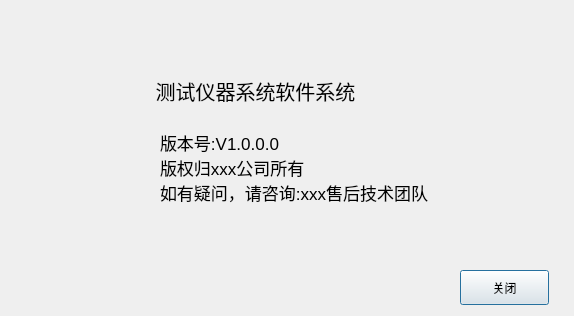
The window that Project/pro/ui/about_verion.ui (Paul3326/FFT_4Qt) describes before a commit, drawn with Qt 5.
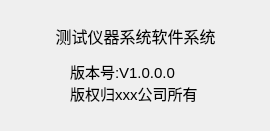
The same window after the commit.

What changed in the file:
```diff
--- a/Project/pro/ui/about_verion.ui
+++ b/Project/pro/ui/about_verion.ui
@@ -6,8 +6,8 @@
    <rect>
     <x>0</x>
     <y>0</y>
-    <width>574</width>
-    <height>316</height>
+    <width>270</width>
+    <height>131</height>
    </rect>
   </property>
   <property name="windowTitle">
@@ -16,15 +16,15 @@
   <widget class="QLabel" name="label_name">
    <property name="geometry">
     <rect>
-     <x>130</x>
-     <y>70</y>
-     <width>251</width>
-     <height>41</height>
+     <x>50</x>
+     <y>20</y>
+     <width>171</width>
+     <height>31</height>
     </rect>
    </property>
    <property name="font">
     <font>
-     <pointsize>15</pointsize>
+     <pointsize>12</pointsize>
      <weight>50</weight>
      <bold>false</bold>
     </font>
@@ -42,40 +42,26 @@
   <widget class="QLabel" name="label_string">
    <property name="geometry">
     <rect>
-     <x>160</x>
-     <y>130</y>
-     <width>291</width>
-     <height>91</height>
+     <x>70</x>
+     <y>60</y>
+     <width>131</width>
+     <height>51</height>
     </rect>
    </property>
    <property name="font">
     <font>
-     <pointsize>13</pointsize>
+     <pointsize>11</pointsize>
     </font>
    </property>
    <property name="text">
     <string>版本号:V1.0.0.0
 版权归xxx公司所有
-如有疑问，请咨询:xxx售后技术团队
 </string>
    </property>
    <property name="alignment">
     <set>Qt::AlignLeading|Qt::AlignLeft|Qt::AlignTop</set>
    </property>
   </widget>
-  <widget class="QPushButton" name="pushButton">
-   <property name="geometry">
-    <rect>
-     <x>460</x>
-     <y>270</y>
-     <width>89</width>
-     <height>35</height>
-    </rect>
-   </property>
-   <property name="text">
-    <string>关闭</string>
-   </property>
-  </widget>
  </widget>
  <resources/>
  <connections/>
```
